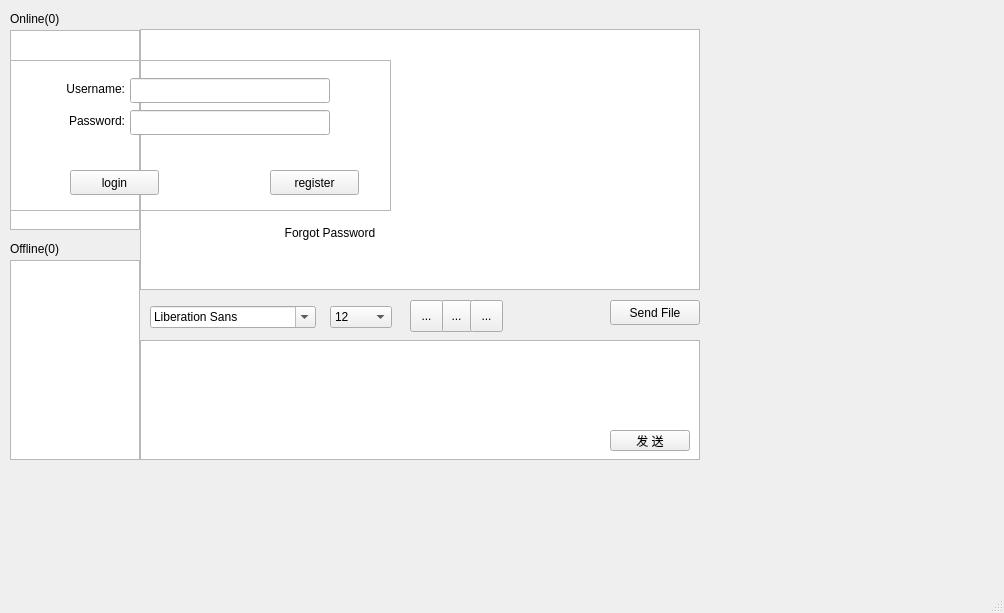
The window that Client/mainwindow.ui (lirunquan/TCPChat) describes before a commit, drawn with Qt 5.
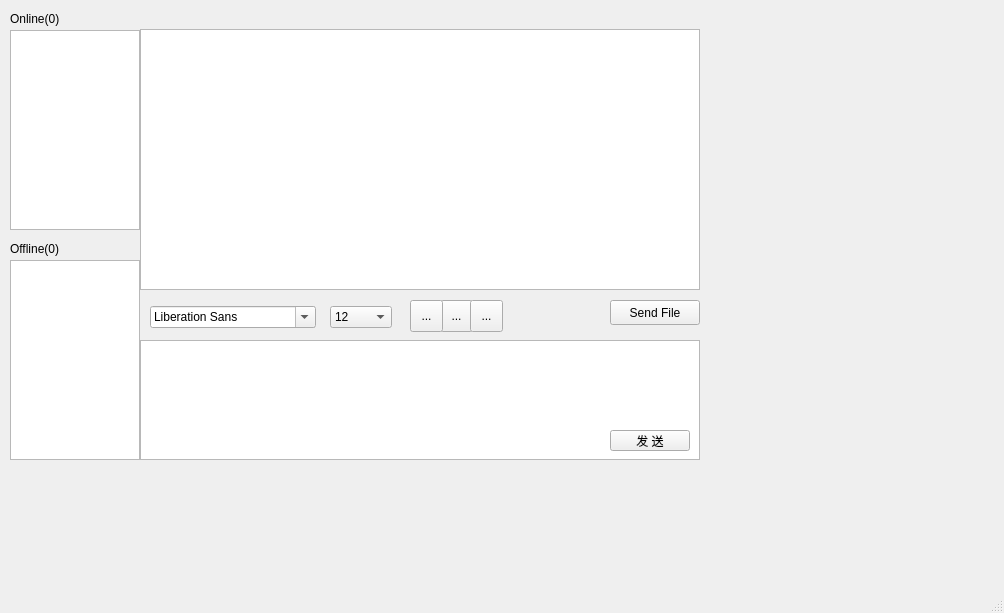
The same window after the commit. Icons and pictures are not drawn.

What changed in the file:
```diff
--- a/Client/mainwindow.ui
+++ b/Client/mainwindow.ui
@@ -768,7 +768,7 @@
       <rect>
        <x>0</x>
        <y>0</y>
-       <width>67</width>
+       <width>121</width>
        <height>17</height>
       </rect>
      </property>
@@ -791,7 +791,7 @@
       <rect>
        <x>0</x>
        <y>230</y>
-       <width>70</width>
+       <width>121</width>
        <height>17</height>
       </rect>
      </property>
@@ -827,9 +827,6 @@
     <zorder>c_off_label</zorder>
     <zorder>recver_label</zorder>
    </widget>
-   <zorder>chatWidget</zorder>
-   <zorder>stackedWidget</zorder>
-   <zorder>frame</zorder>
   </widget>
   <widget class="QMenuBar" name="menuBar">
    <property name="geometry">
```
